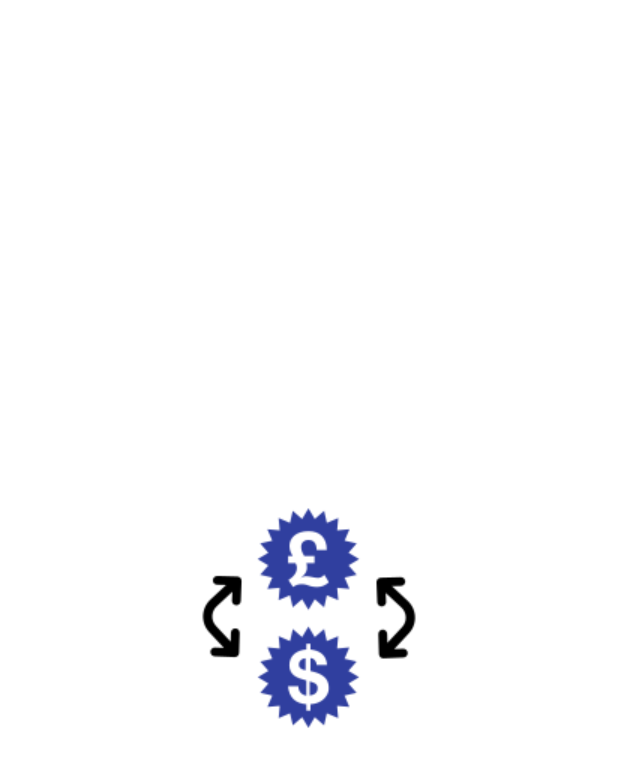
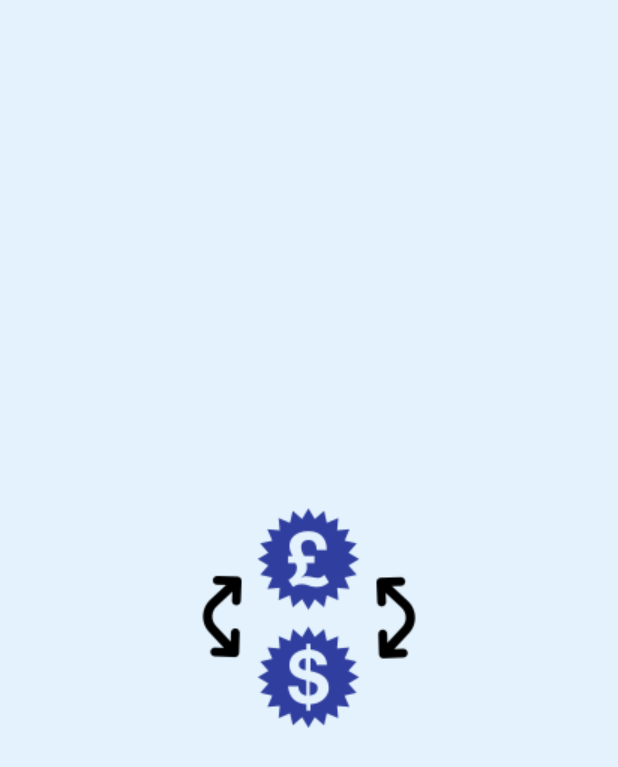
Before and after one commit to MuhammadEssam96/CurrencyConverter, a Flutter app: the first screen one second after launch, on a phone screen of 412 x 824 dp. Shown: the top 767 px of the screen. Run offline on Flutter 3.47's test engine with Material 2 defaults, Android fonts, the phone set to English and light mode, and no system bars.

Commit message:
Use the Blue50 color as a background color in SplashScreen

```diff
--- a/lib/ui/screens/splash_screen.dart
+++ b/lib/ui/screens/splash_screen.dart
@@ -10,9 +10,11 @@ class SplashScreen extends StatelessWidget {
     );
 
     return Container(
-      color: AppColors.white,
-      child: Center(
-        child: Image.asset("assets/images/logo.png"),
+      color: AppColors.blue50,
+      child: Expanded(
+        child: Center(
+          child: Image.asset("assets/images/logo.png"),
+        ),
       ),
     );
   }
```
